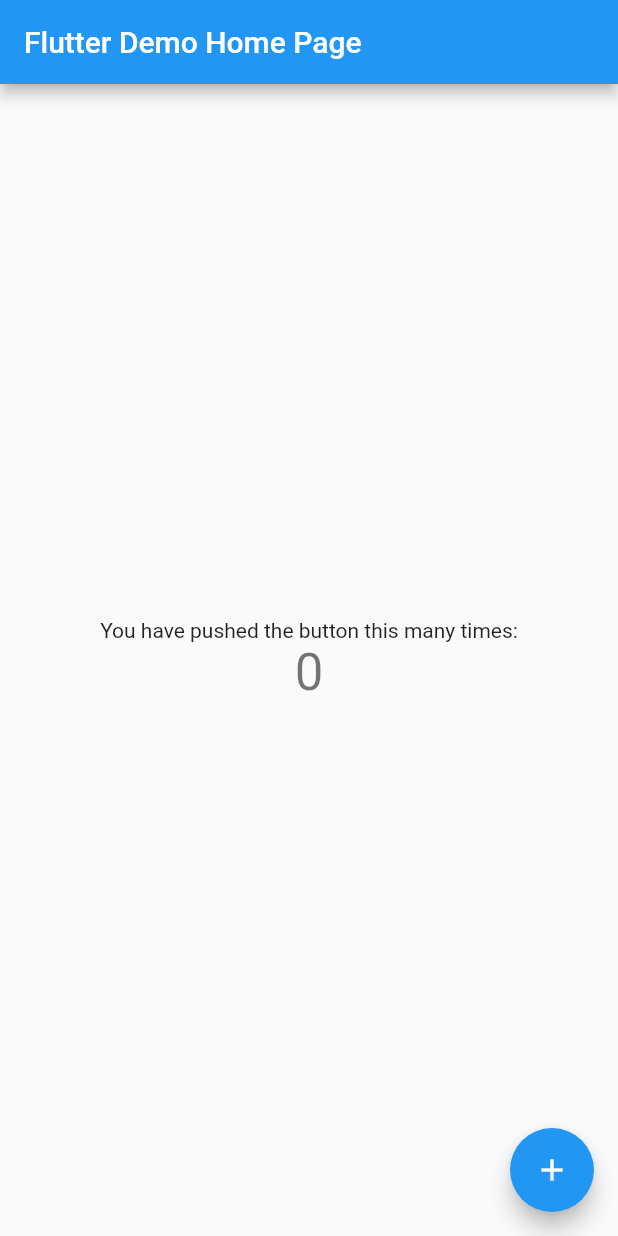
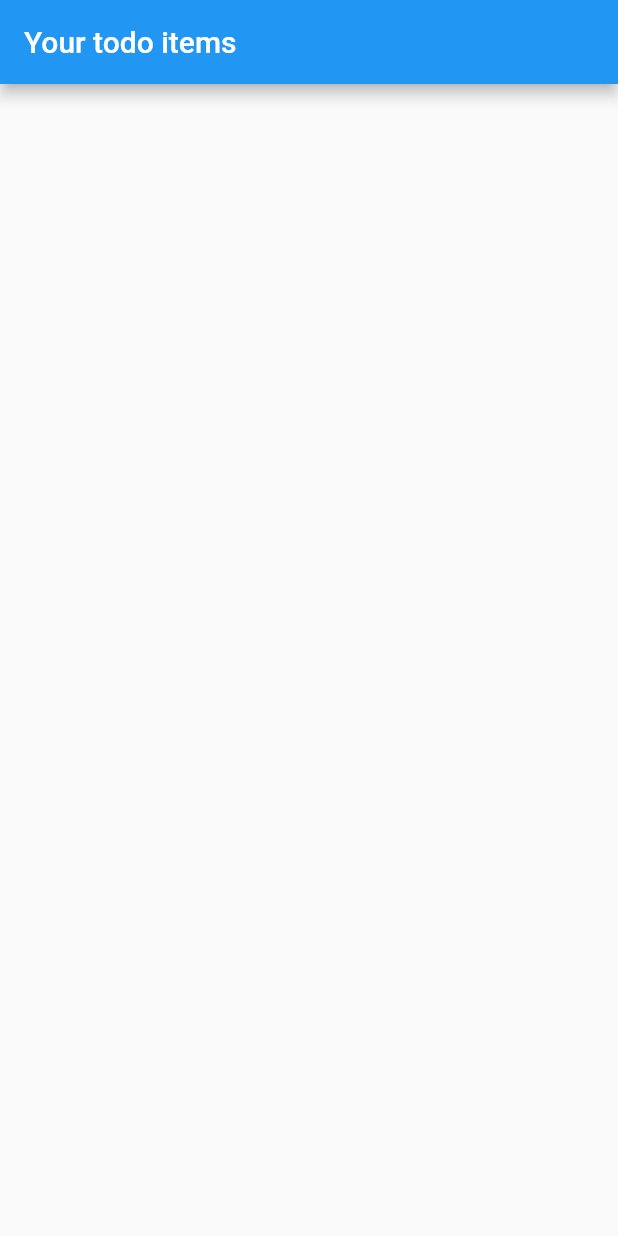
Before and after one commit to OnyemaAnthony/todo_firestore, a Flutter app: the screen it shows after launch, on a phone screen of 412 x 824 dp. Run offline on Flutter 3.47's test engine with Material 2 defaults, Android fonts, the phone set to English and light mode, and no system bars; our stand-ins replace firebase_core; accounts and stored records are empty.

Commit message:
add homescreen

```diff
--- /dev/null
+++ b/lib/Ui/home_screen.dart
@@ -0,0 +1,17 @@
+import 'package:flutter/material.dart';
+
+class HomeScreen extends StatefulWidget {
+  @override
+  _HomeScreenState createState() => _HomeScreenState();
+}
+
+class _HomeScreenState extends State<HomeScreen> {
+  @override
+  Widget build(BuildContext context) {
+    return Scaffold(
+      appBar: AppBar(
+        title: Text('Your todo items'),
+      ),
+    );
+  }
+}
--- a/lib/main.dart
+++ b/lib/main.dart
@@ -1,113 +1,23 @@
 import 'package:flutter/material.dart';
+import 'package:todo_firestore/Ui/home_screen.dart';
+import 'package:firebase_core/firebase_core.dart';
 
 void main() {
+  Firebase.initializeApp();
+  WidgetsFlutterBinding.ensureInitialized();
   runApp(MyApp());
 }
 
 class MyApp extends StatelessWidget {
-  // This widget is the root of your application.
   @override
   Widget build(BuildContext context) {
     return MaterialApp(
       title: 'Flutter Demo',
       theme: ThemeData(
-        // This is the theme of your application.
-        //
-        // Try running your application with "flutter run". You'll see the
-        // application has a blue toolbar. Then, without quitting the app, try
-        // changing the primarySwatch below to Colors.green and then invoke
-        // "hot reload" (press "r" in the console where you ran "flutter run",
-        // or simply save your changes to "hot reload" in a Flutter IDE).
-        // Notice that the counter didn't reset back to zero; the application
-        // is not restarted.
         primarySwatch: Colors.blue,
       ),
-      home: MyHomePage(title: 'Flutter Demo Home Page'),
+      home: HomeScreen(),
+
     );
   }
 }
-
-class MyHomePage extends StatefulWidget {
-  MyHomePage({Key? key, required this.title}) : super(key: key);
-
-  // This widget is the home page of your application. It is stateful, meaning
-  // that it has a State object (defined below) that contains fields that affect
-  // how it looks.
-
-  // This class is the configuration for the state. It holds the values (in this
-  // case the title) provided by the parent (in this case the App widget) and
-  // used by the build method of the State. Fields in a Widget subclass are
-  // always marked "final".
-
-  final String title;
-
-  @override
-  _MyHomePageState createState() => _MyHomePageState();
-}
-
-class _MyHomePageState extends State<MyHomePage> {
-  int _counter = 0;
-
-  void _incrementCounter() {
-    setState(() {
-      // This call to setState tells the Flutter framework that something has
-      // changed in this State, which causes it to rerun the build method below
-      // so that the display can reflect the updated values. If we changed
-      // _counter without calling setState(), then the build method would not be
-      // called again, and so nothing would appear to happen.
-      _counter++;
-    });
-  }
-
-  @override
-  Widget build(BuildContext context) {
-    // This method is rerun every time setState is called, for instance as done
-    // by the _incrementCounter method above.
-    //
-    // The Flutter framework has been optimized to make rerunning build methods
-    // fast, so that you can just rebuild anything that needs updating rather
-    // than having to individually change instances of widgets.
-    return Scaffold(
-      appBar: AppBar(
-        // Here we take the value from the MyHomePage object that was created by
-        // the App.build method, and use it to set our appbar title.
-        title: Text(widget.title),
-      ),
-      body: Center(
-        // Center is a layout widget. It takes a single child and positions it
-        // in the middle of the parent.
-        child: Column(
-          // Column is also a layout widget. It takes a list of children and
-          // arranges them vertically. By default, it sizes itself to fit its
-          // children horizontally, and tries to be as tall as its parent.
-          //
-          // Invoke "debug painting" (press "p" in the console, choose the
-          // "Toggle Debug Paint" action from the Flutter Inspector in Android
-          // Studio, or the "Toggle Debug Paint" command in Visual Studio Code)
-          // to see the wireframe for each widget.
-          //
-          // Column has various properties to control how it sizes itself and
-          // how it positions its children. Here we use mainAxisAlignment to
-          // center the children vertically; the main axis here is the vertical
-          // axis because Columns are vertical (the cross axis would be
-          // horizontal).
-          mainAxisAlignment: MainAxisAlignment.center,
-          children: <Widget>[
-            Text(
-              'You have pushed the button this many times:',
-            ),
-            Text(
-              '$_counter',
-              style: Theme.of(context).textTheme.headline4,
-            ),
-          ],
-        ),
-      ),
-      floatingActionButton: FloatingActionButton(
-        onPressed: _incrementCounter,
-        tooltip: 'Increment',
-        child: Icon(Icons.add),
-      ), // This trailing comma makes auto-formatting nicer for build methods.
-    );
-  }
-}
```
Also changed, not shown: 1 other file.
